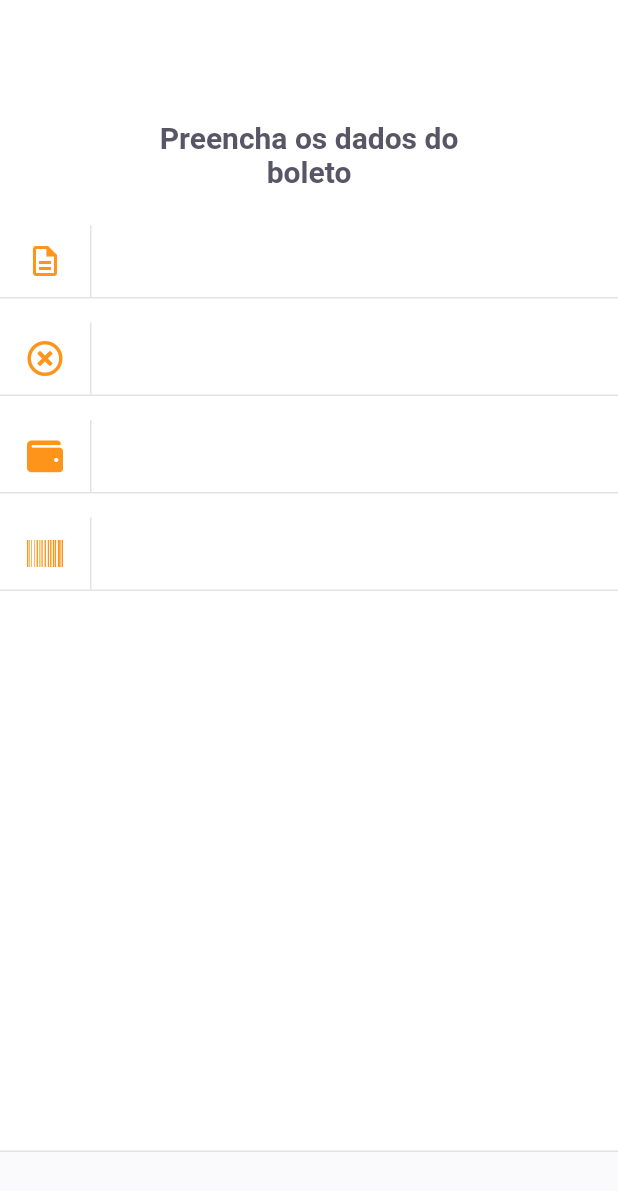
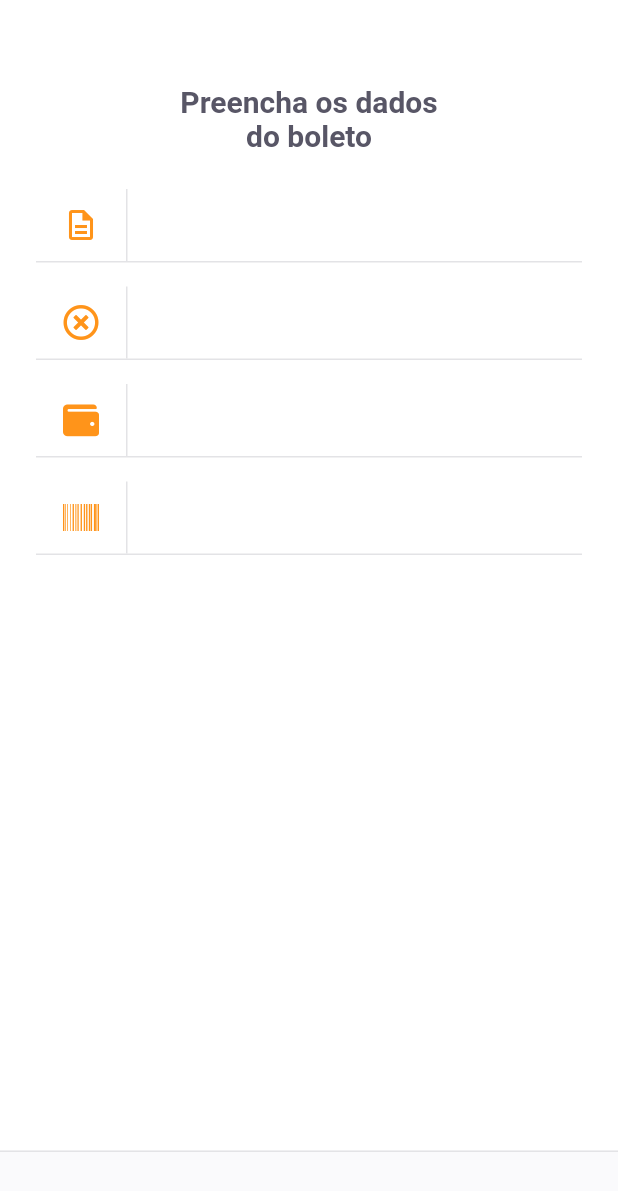
Before and after one commit to rossirenan/payflow, a Flutter app: the InsertBoletoPage screen opened by its route, on a phone screen of 412 x 824 dp. Shown: the top 1191 px of the screen. Run offline on Flutter 3.47's test engine with Material 2 defaults, Android fonts, the phone set to English and light mode, and no system bars; our stand-ins replace camera, firebase_core, flutter_masked_text2, font_awesome_flutter, google_fonts, google_sign_in and 2 more; missing offline and left inert: google_ml_kit; accounts and stored records are empty.

```diff
--- /dev/null
+++ b/lib/modules/insert_boleto/insert_boleto_controller.dart
@@ -0,0 +1,18 @@
+import 'package:flutter/material.dart';
+
+class InsertBoletoController {
+  final formKey = GlobalKey<FormState>();
+
+  String? validateName(String? value) =>
+      value?.isEmpty ?? true ? "O nome não pode ser vazio" : null;
+  String? validateVencimento(String? value) =>
+      value?.isEmpty ?? true ? "A data de vencimento não pode ser vazio" : null;
+  String? validateValor(double value) =>
+      value == 0 ? "Insira um valor maior que 0" : null;
+  String? validateCodigo(String? value) =>
+      value?.isEmpty ?? true ? "O código não pode ser vazio" : null;
+
+  void cadastrarBoleto() {
+    final form = formKey.currentState;
+  }
+}
--- a/lib/modules/insert_boleto/insert_boleto_page.dart
+++ b/lib/modules/insert_boleto/insert_boleto_page.dart
@@ -1,12 +1,35 @@
 import 'package:flutter/material.dart';
+import 'package:flutter_masked_text2/flutter_masked_text2.dart';
 import 'package:font_awesome_flutter/font_awesome_flutter.dart';
+import 'package:payflow/modules/insert_boleto/insert_boleto_controller.dart';
 import 'package:payflow/shared/themes/app_colors.dart';
 import 'package:payflow/shared/themes/app_text_styles.dart';
 import 'package:payflow/shared/widgets/input_text/input_widget.dart';
 import 'package:payflow/shared/widgets/set_label_button/set_label_buttons.dart';
 
-class InsertBoletoPage extends StatelessWidget {
-  const InsertBoletoPage({Key? key}) : super(key: key);
+class InsertBoletoPage extends StatefulWidget {
+  final String? barcode;
+  const InsertBoletoPage({Key? key, this.barcode}) : super(key: key);
+
+  @override
+  _InsertBoletoPageState createState() => _InsertBoletoPageState();
+}
+
+class _InsertBoletoPageState extends State<InsertBoletoPage> {
+  final controller = InsertBoletoController();
+  final moneyInputTextController =
+      MoneyMaskedTextController(leftSymbol: "R\$", decimalSeparator: ",");
+
+  final dueDateInputTextController = MaskedTextController(mask: "00/00/0000");
+  final barcodeInputTextController = TextEditingController();
+
+  @override
+  void initState() {
+    if (widget.barcode != null) {
+      barcodeInputTextController.text = widget.barcode!;
+    }
+    super.initState();
+  }
 
   @override
   Widget build(BuildContext context) {
@@ -19,42 +42,63 @@ class InsertBoletoPage extends StatelessWidget {
           color: AppColors.input,
         ),
       ),
-      body: Column(
+      body: SingleChildScrollView(
+        child: Padding(
+          padding: const EdgeInsets.symmetric(horizontal: 24),
+          child: Column(
             crossAxisAlignment: CrossAxisAlignment.center,
             children: [
               Padding(
-              padding: const EdgeInsets.symmetric(horizontal: 93, vertical: 24),
+                  padding: const EdgeInsets.symmetric(horizontal: 93),
                   child: Text(
                     "Preencha os dados do boleto",
                     style: TextStyles.titleBoldHeading,
                     textAlign: TextAlign.center,
                   )),
+              SizedBox(
+                height: 24,
+              ),
+              Form(
+                  key: controller.formKey,
+                  child: Column(
+                    children: [
                       InputTextWidget(
                         label: "Nome do boleto",
                         icon: Icons.description_outlined,
+                        validator: controller.validateName,
                         onChanged: (value) {},
                       ),
                       InputTextWidget(
                         label: "Vencimento",
                         icon: FontAwesomeIcons.timesCircle,
+                        validator: controller.validateVencimento,
                         onChanged: (value) {},
                       ),
                       InputTextWidget(
                         label: "Valor",
                         icon: FontAwesomeIcons.wallet,
+                        validator: (_) => controller.validateValor(
+                            moneyInputTextController.numberValue),
                         onChanged: (value) {},
                       ),
                       InputTextWidget(
                         label: "Código",
                         icon: FontAwesomeIcons.barcode,
+                        validator: controller.validateCodigo,
                         onChanged: (value) {},
                       ),
                     ],
+                  ))
+            ],
+          ),
+        ),
       ),
       bottomNavigationBar: SetLabelButtons(
         enableSecundaryColor: true,
         primaryLabel: "Cancelar",
-        primaryOnPressed: () {},
+        primaryOnPressed: () {
+          Navigator.pop(context);
+        },
         secondaryLabel: 'Cadastrar',
         secondaryOnPressed: () {},
       ),
--- a/pubspec.yaml
+++ b/pubspec.yaml
@@ -38,6 +38,7 @@ dependencies:
   image_picker: ^0.8.1+1
   image_picker_for_web: ^2.0.0
   font_awesome_flutter: ^9.2.0
+  flutter_masked_text2: ^0.9.1
 
 dev_dependencies:
   flutter_test:
```
Also changed, not shown: pubspec.lock. Lines whose indentation alone changed are shown as unchanged.
